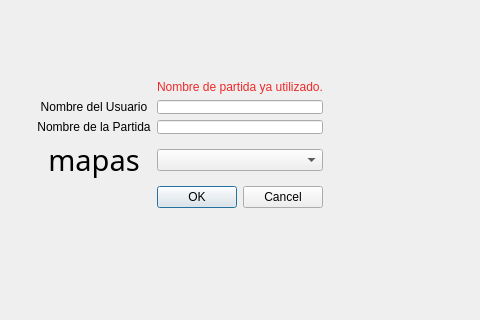
First picture: the form in src/client/QT_views/views/menuwindow.ui, repository facundotorraca/micromachines, before the edit; both pictures show x 253 to 733 and y 146 to 466 of the 865 by 601 pixel window.
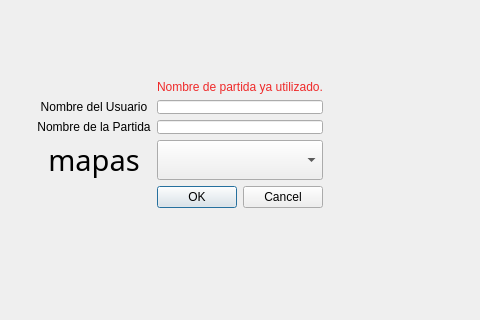
Second picture: the form after the edit. The open tabs and pages were chosen to show the change.

Commit message: Fix combo box size

```diff
--- a/src/client/QT_views/views/menuwindow.ui
+++ b/src/client/QT_views/views/menuwindow.ui
@@ -300,6 +300,12 @@
           </item>
           <item row="4" column="1">
            <widget class="QComboBox" name="mapsCombo">
+            <property name="sizePolicy">
+             <sizepolicy hsizetype="Preferred" vsizetype="Ignored">
+              <horstretch>0</horstretch>
+              <verstretch>0</verstretch>
+             </sizepolicy>
+            </property>
             <property name="currentIndex">
              <number>-1</number>
             </property>
```
Left out of the diff: 3 changed lines with no effect on the pictures.
